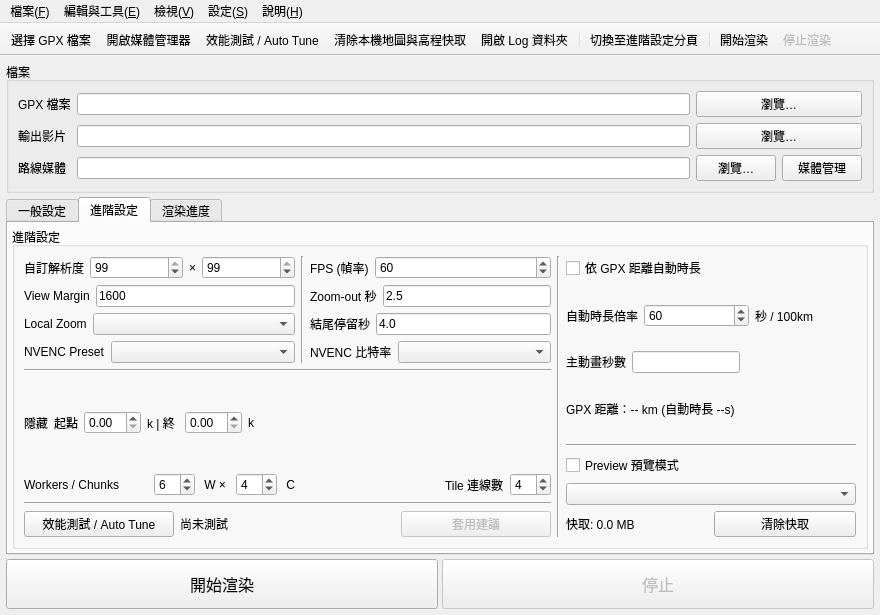
Qt form gpx_renderer/gui/main_window/main_window.ui (kw31304/gpx-ride-animation-main-gui) before a commit.
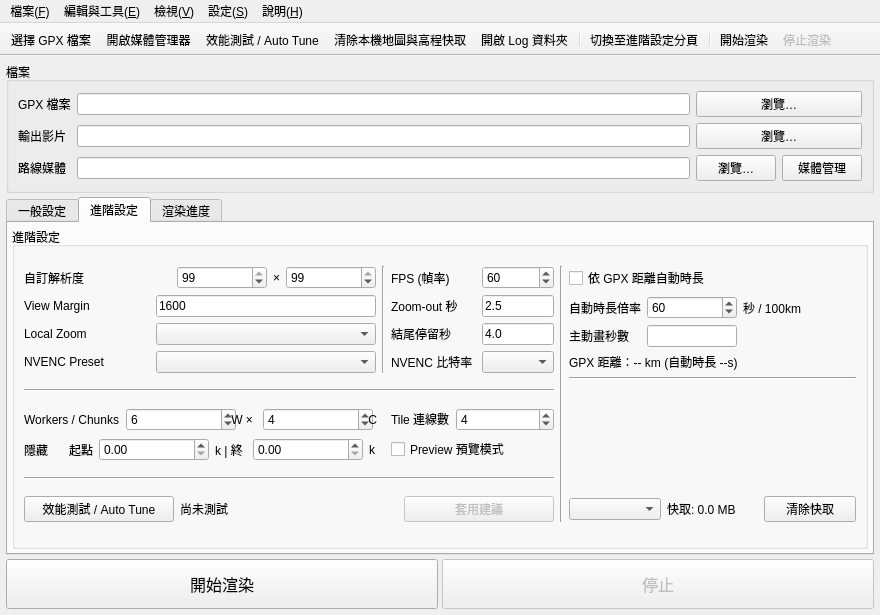
The same form after that commit. The open tabs and pages were chosen to show the change. Custom widgets are drawn as their Qt base class.

Commit message: feat(ui): 升級路線媒體管理器渲染同步控制、HUD即時預覽與卡片式設定摘要

What changed in the file:
```diff
--- a/gpx_renderer/gui/main_window/main_window.ui
+++ b/gpx_renderer/gui/main_window/main_window.ui
@@ -7,7 +7,7 @@
     <x>0</x>
     <y>0</y>
     <width>880</width>
-    <height>600</height>
+    <height>614</height>
    </rect>
   </property>
   <property name="minimumSize">
@@ -500,6 +500,12 @@
               <layout class="QHBoxLayout" name="horizontalLayout_12">
                <item>
                 <widget class="QLabel" name="lbl_custom_res">
+                 <property name="minimumSize">
+                  <size>
+                   <width>112</width>
+                   <height>0</height>
+                  </size>
+                 </property>
                  <property name="toolTip">
                   <string>用途：選擇輸出影片的解析度尺寸與畫面比例（9:16, 16:9, 1:1 等）。</string>
                  </property>
@@ -513,11 +519,23 @@
                  <item>
                   <widget class="QSpinBox" name="spin_width">
                    <property name="sizePolicy">
-                    <sizepolicy hsizetype="Expanding" vsizetype="Fixed">
+                    <sizepolicy hsizetype="Preferred" vsizetype="Fixed">
                      <horstretch>0</horstretch>
                      <verstretch>0</verstretch>
                     </sizepolicy>
                    </property>
+                   <property name="minimumSize">
+                    <size>
+                     <width>90</width>
+                     <height>0</height>
+                    </size>
+                   </property>
+                   <property name="maximumSize">
+                    <size>
+                     <width>16777215</width>
+                     <height>16777215</height>
+                    </size>
+                   </property>
                    <property name="value">
                     <number>99</number>
                    </property>
@@ -533,11 +551,23 @@
                  <item>
                   <widget class="QSpinBox" name="spin_height">
                    <property name="sizePolicy">
-                    <sizepolicy hsizetype="Expanding" vsizetype="Fixed">
+                    <sizepolicy hsizetype="Preferred" vsizetype="Fixed">
                      <horstretch>0</horstretch>
                      <verstretch>0</verstretch>
                     </sizepolicy>
                    </property>
+                   <property name="minimumSize">
+                    <size>
+                     <width>90</width>
+                     <height>0</height>
+                    </size>
+                   </property>
+                   <property name="maximumSize">
+                    <size>
+                     <width>16777215</width>
+                     <height>16777215</height>
+                    </size>
+                   </property>
                    <property name="value">
                     <number>99</number>
                    </property>
@@ -551,6 +581,12 @@
               <layout class="QHBoxLayout" name="horizontalLayout_13">
                <item>
                 <widget class="QLabel" name="lbl_view_margin">
+                 <property name="minimumSize">
+                  <size>
+                   <width>112</width>
+                   <height>0</height>
+                  </size>
+                 </property>
                  <property name="toolTip">
                   <string>用途：控制主動畫鏡頭在摩托車位置周圍一次看多大的實際地理範圍（公尺，預設 1600）。</string>
                  </property>
@@ -561,6 +597,24 @@
                </item>
                <item>
                 <widget class="QLineEdit" name="lineEdit_view_margin">
+                 <property name="sizePolicy">
+                  <sizepolicy hsizetype="Preferred" vsizetype="Fixed">
+                   <horstretch>0</horstretch>
+                   <verstretch>0</verstretch>
+                  </sizepolicy>
+                 </property>
+                 <property name="minimumSize">
+                  <size>
+                   <width>220</width>
+                   <height>0</height>
+                  </size>
+                 </property>
+                 <property name="maximumSize">
+                  <size>
+                   <width>16777215</width>
+                   <height>16777215</height>
+                  </size>
+                 </property>
                  <property name="toolTip">
                   <string>用途：控制主動畫鏡頭在摩托車位置周圍一次看多大的實際地理範圍（公尺，預設 1600）。</string>
                  </property>
@@ -575,6 +629,12 @@
               <layout class="QHBoxLayout" name="horizontalLayout_14">
                <item>
                 <widget class="QLabel" name="lbl_local_zoom">
+                 <property name="minimumSize">
+                  <size>
+                   <width>112</width>
+                   <height>0</height>
+                  </size>
+                 </property>
                  <property name="toolTip">
                   <string>用途：決定主動畫局部底圖下載的地圖縮放層級（預設 17 或 auto）。</string>
                  </property>
@@ -586,11 +646,23 @@
                <item>
                 <widget class="QComboBox" name="combo_local_zoom">
                  <property name="sizePolicy">
-                  <sizepolicy hsizetype="Expanding" vsizetype="Fixed">
+                  <sizepolicy hsizetype="Preferred" vsizetype="Fixed">
                    <horstretch>0</horstretch>
                    <verstretch>0</verstretch>
                   </sizepolicy>
                  </property>
+                 <property name="minimumSize">
+                  <size>
+                   <width>220</width>
+                   <height>0</height>
+                  </size>
+                 </property>
+                 <property name="maximumSize">
+                  <size>
+                   <width>16777215</width>
+                   <height>16777215</height>
+                  </size>
+                 </property>
                  <property name="toolTip">
                   <string>用途：決定主動畫局部底圖下載的地圖縮放層級（預設 17 或 auto）。</string>
                  </property>
@@ -602,6 +674,12 @@
               <layout class="QHBoxLayout" name="horizontalLayout_15">
                <item>
                 <widget class="QLabel" name="lbl_preset">
+                 <property name="minimumSize">
+                  <size>
+                   <width>112</width>
+                   <height>0</height>
+                  </size>
+                 </property>
                  <property name="toolTip">
                   <string>用途：控制 NVIDIA NVENC 速度與品質取捨（預設 p5）。</string>
                  </property>
@@ -613,11 +691,23 @@
                <item>
                 <widget class="QComboBox" name="combo_preset">
                  <property name="sizePolicy">
-                  <sizepolicy hsizetype="Expanding" vsizetype="Fixed">
+                  <sizepolicy hsizetype="Preferred" vsizetype="Fixed">
                    <horstretch>0</horstretch>
                    <verstretch>0</verstretch>
                   </sizepolicy>
                  </property>
+                 <property name="minimumSize">
+                  <size>
+                   <width>220</width>
+                   <height>0</height>
+                  </size>
+                 </property>
+                 <property name="maximumSize">
+                  <size>
+                   <width>16777215</width>
+                   <height>16777215</height>
+                  </size>
+                 </property>
                  <property name="toolTip">
                   <string>用途：控制 NVIDIA NVENC 速度與品質取捨（預設 p5）。</string>
                  </property>
@@ -640,6 +730,12 @@
               <layout class="QHBoxLayout" name="horizontalLayout_16">
                <item>
                 <widget class="QLabel" name="lbl_fps">
+                 <property name="minimumSize">
+                  <size>
+                   <width>85</width>
+                   <height>0</height>
+                  </size>
+                 </property>
                  <property name="toolTip">
                   <string>用途：設定輸出影片每秒包含多少幀（預設 60 FPS）。</string>
                  </property>
@@ -656,6 +752,12 @@
                    <verstretch>0</verstretch>
                   </sizepolicy>
                  </property>
+                 <property name="maximumSize">
+                  <size>
+                   <width>90</width>
+                   <height>16777215</height>
+                  </size>
+                 </property>
                  <property name="toolTip">
                   <string>用途：設定輸出影片每秒包含多少幀（預設 60 FPS）。</string>
                  </property>
@@ -670,6 +772,12 @@
               <layout class="QHBoxLayout" name="horizontalLayout_17">
                <item>
                 <widget class="QLabel" name="lbl_zoomout">
+                 <property name="minimumSize">
+                  <size>
+                   <width>85</width>
+                   <height>0</height>
+                  </size>
+                 </property>
                  <property name="toolTip">
                   <string>用途：主動畫跑完後，鏡頭從局部視角拉遠到完整路線 overview 所花的時間（秒）。</string>
                  </property>
@@ -680,6 +788,18 @@
                </item>
                <item>
                 <widget class="QLineEdit" name="lineEdit_zoomout">
+                 <property name="sizePolicy">
+                  <sizepolicy hsizetype="Expanding" vsizetype="Fixed">
+                   <horstretch>0</horstretch>
+                   <verstretch>0</verstretch>
+                  </sizepolicy>
+                 </property>
+                 <property name="maximumSize">
+                  <size>
+                   <width>90</width>
+                   <height>16777215</height>
+                  </size>
+                 </property>
                  <property name="toolTip">
                   <string>用途：主動畫跑完後，鏡頭從局部視角拉遠到完整路線 overview 所花的時間（秒）。</string>
                  </property>
@@ -694,6 +814,12 @@
               <layout class="QHBoxLayout" name="horizontalLayout_18">
                <item>
                 <widget class="QLabel" name="lbl_end_hold">
+                 <property name="minimumSize">
+                  <size>
+                   <width>85</width>
+                   <height>0</height>
+                  </size>
+                 </property>
                  <property name="toolTip">
                   <string>用途：完整路徑與 RIDE STATS 出現後，畫面維持多久再結束影片（秒）。</string>
                  </property>
@@ -703,18 +829,26 @@
                 </widget>
                </item>
                <item>
-                <layout class="QHBoxLayout" name="horizontalLayout_19">
-                 <item>
-                  <widget class="QLineEdit" name="lineEdit_end_hold">
-                   <property name="toolTip">
-                    <string>用途：完整路徑與 RIDE STATS 出現後，畫面維持多久再結束影片（秒）。</string>
-                   </property>
-                   <property name="text">
-                    <string>4.0</string>
-                   </property>
-                  </widget>
-                 </item>
-                </layout>
+                <widget class="QLineEdit" name="lineEdit_end_hold">
+                 <property name="sizePolicy">
+                  <sizepolicy hsizetype="Expanding" vsizetype="Fixed">
+                   <horstretch>0</horstretch>
+                   <verstretch>0</verstretch>
+                  </sizepolicy>
+                 </property>
+                 <property name="maximumSize">
+                  <size>
+                   <width>90</width>
+                   <height>16777215</height>
+                  </size>
+                 </property>
+                 <property name="toolTip">
+                  <string>用途：完整路徑與 RIDE STATS 出現後，畫面維持多久再結束影片（秒）。</string>
+                 </property>
+                 <property name="text">
+                  <string>4.0</string>
+                 </property>
+                </widget>
                </item>
               </layout>
              </item>
@@ -722,6 +856,12 @@
               <layout class="QHBoxLayout" name="horizontalLayout_20">
                <item>
                 <widget class="QLabel" name="lbl_bitrate">
+                 <property name="minimumSize">
+                  <size>
+                   <width>85</width>
+                   <height>0</height>
+                  </size>
+                 </property>
                  <property name="toolTip">
                   <string>用途：設定 H.264 NVENC 輸出碼率（預設 30M）。</string>
                  </property>
@@ -738,6 +878,12 @@
                    <verstretch>0</verstretch>
                   </sizepolicy>
                  </property>
+                 <property name="maximumSize">
+                  <size>
+                   <width>89</width>
+                   <height>16777215</height>
+                  </size>
+                 </property>
                  <property name="toolTip">
                   <string>用途：設定 H.264 NVENC 輸出碼率（預設 30M）。</string>
                  </property>
@@ -747,41 +893,18 @@
              </item>
             </layout>
            </item>
-           <item row="0" column="3" rowspan="6">
+           <item row="0" column="3" rowspan="5">
             <widget class="Line" name="line_3">
              <property name="orientation">
               <enum>Qt::Orientation::Vertical</enum>
              </property>
             </widget>
            </item>
-           <item row="0" column="4" rowspan="6">
+           <item row="0" column="4" rowspan="5">
             <layout class="QVBoxLayout" name="verticalLayout_4">
              <item>
               <layout class="QGridLayout" name="gridLayout_2">
-               <item row="0" column="0">
-                <widget class="QCheckBox" name="chk_auto_duration">
-                 <property name="toolTip">
-                  <string>用途：依 GPX 總距離自動計算主動畫長度，讓不同長度的騎乘路線保持相近節奏。</string>
-                 </property>
-                 <property name="text">
-                  <string>依 GPX 距離自動時長</string>
-                 </property>
-                </widget>
-               </item>
-               <item row="0" column="1" colspan="2">
-                <spacer name="horizontalSpacer">
-                 <property name="orientation">
-                  <enum>Qt::Orientation::Horizontal</enum>
-                 </property>
-                 <property name="sizeHint" stdset="0">
-                  <size>
-                   <width>73</width>
-                   <height>13</height>
-                  </size>
-                 </property>
-                </spacer>
-               </item>
-               <item row="1" column="0" colspan="3">
+               <item row="1" column="0" colspan="4">
                 <layout class="QHBoxLayout" name="horizontalLayout_21">
                  <item>
                   <widget class="QLabel" name="lbl_rate">
@@ -803,6 +926,12 @@
                        <verstretch>0</verstretch>
                       </sizepolicy>
                      </property>
+                     <property name="minimumSize">
+                      <size>
+                       <width>90</width>
+                       <height>0</height>
+                      </size>
+                     </property>
                      <property name="minimum">
                       <number>1</number>
                      </property>
@@ -821,27 +950,49 @@
                      </property>
                     </widget>
                    </item>
+                   <item>
+                    <spacer name="horizontalSpacer_2">
+                     <property name="orientation">
+                      <enum>Qt::Orientation::Horizontal</enum>
+                     </property>
+                     <property name="sizeHint" stdset="0">
+                      <size>
+                       <width>40</width>
+                       <height>20</height>
+                      </size>
+                     </property>
+                    </spacer>
+                   </item>
                   </layout>
                  </item>
                 </layout>
                </item>
-               <item row="1" column="3">
-                <spacer name="horizontalSpacer_2">
-                 <property name="orientation">
-                  <enum>Qt::Orientation::Horizontal</enum>
+               <item row="0" column="0" colspan="4">
+                <widget class="QCheckBox" name="chk_auto_duration">
+                 <property name="toolTip">
+                  <string>用途：依 GPX 總距離自動計算主動畫長度，讓不同長度的騎乘路線保持相近節奏。</string>
                  </property>
-                 <property name="sizeHint" stdset="0">
-                  <size>
-                   <width>37</width>
-                   <height>13</height>
-                  </size>
+                 <property name="text">
+                  <string>依 GPX 距離自動時長</string>
                  </property>
-                </spacer>
+                </widget>
                </item>
                <item row="2" column="0" colspan="2">
                 <layout class="QHBoxLayout" name="horizontalLayout">
                  <item>
                   <widget class="QLabel" name="lbl_duration">
+                   <property name="sizePolicy">
+                    <sizepolicy hsizetype="Preferred" vsizetype="Fixed">
+                     <horstretch>0</horstretch>
+                     <verstretch>0</verstretch>
+                    </sizepolicy>
+                   </property>
+                   <property name="minimumSize">
+                    <size>
+                     <width>72</width>
+                     <height>0</height>
+                    </size>
+                   </property>
                    <property name="toolTip">
                     <string>用途：控制摩托車沿 GPX 路徑播放的主動畫長度（秒）。</string>
                    </property>
@@ -852,6 +1003,12 @@
                  </item>
                  <item>
                   <widget class="QLineEdit" name="lineEdit_duration">
+                   <property name="minimumSize">
+                    <size>
+                     <width>90</width>
+                     <height>0</height>
+                    </size>
+                   </property>
                    <property name="toolTip">
                     <string>用途：控制摩托車沿 GPX 路徑播放的主動畫長度（秒）。</string>
                    </property>
@@ -859,6 +1016,16 @@
                  </item>
                 </layout>
                </item>
+               <item row="3" column="0" colspan="4">
+                <widget class="QLabel" name="label_distance_info">
+                 <property name="toolTip">
+                  <string>用途：依 GPX 總距離自動計算主動畫長度，讓不同長度的騎乘路線保持相近節奏。</string>
+                 </property>
+                 <property name="text">
+                  <string>GPX 距離：-- km (自動時長 --s)</string>
+                 </property>
+                </widget>
+               </item>
                <item row="2" column="2" colspan="2">
                 <spacer name="horizontalSpacer_3">
                  <property name="orientation">
@@ -872,29 +1039,6 @@
                  </property>
                 </spacer>
                </item>
-               <item row="3" column="0" colspan="2">
-                <widget class="QLabel" name="label_distance_info">
-                 <property name="toolTip">
-                  <string>用途：依 GPX 總距離自動計算主動畫長度，讓不同長度的騎乘路線保持相近節奏。</string>
-                 </property>
-                 <property name="text">
-                  <string>GPX 距離：-- km (自動時長 --s)</string>
-                 </property>
-                </widget>
-               </item>
-               <item row="3" column="2">
-                <spacer name="horizontalSpacer_4">
-                 <property name="orientation">
-                  <enum>Qt::Orientation::Horizontal</enum>
-                 </property>
-                 <property name="sizeHint" stdset="0">
-                  <size>
-                   <width>40</width>
-                   <height>20</height>
-                  </size>
-                 </property>
-                </spacer>
-               </item>
               </layout>
              </item>
              <item>
@@ -905,24 +1049,27 @@
               </widget>
              </item>
              <item>
-              <widget class="QCheckBox" name="chk_preview">
-               <property name="toolTip">
-                <string>用途：只渲染一小段主動畫，快速檢查 HUD、路徑、地圖與畫質設定。</string>
+              <spacer name="verticalSpacer">
+               <property name="orientation">
+                <enum>Qt::Orientation::Vertical</enum>
                </property>
-               <property name="text">
-                <string>Preview 預覽模式</string>
+               <property name="sizeHint" stdset="0">
+                <size>
+                 <width>20</width>
+                 <height>40</height>
+                </size>
                </property>
-              </widget>
-             </item>
-             <item>
-              <widget class="QComboBox" name="combo_cache_mode">
-               <property name="toolTip">
-                <string>用途：切換底圖磁碟快取模式。自動暫存模式於關閉程式時清除；永久保留模式則保留以加速日後渲染。</string>
-               </property>
-              </widget>
+              </spacer>
              </item>
              <item>
               <layout class="QHBoxLayout" name="horizontalLayout_cache_actions">
+               <item>
+                <widget class="QComboBox" name="combo_cache_mode">
+                 <property name="toolTip">
+                  <string>用途：切換底圖磁碟快取模式。自動暫存模式於關閉程式時清除；永久保留模式則保留以加速日後渲染。</string>
+                 </property>
+                </widget>
+               </item>
                <item>
                 <widget class="QLabel" name="lbl_cache_size">
                  <property name="text">
@@ -949,115 +1096,174 @@
             </widget>
            </item>
            <item row="2" column="0">
-            <layout class="QHBoxLayout" name="horizontalLayout_22">
+            <layout class="QVBoxLayout" name="verticalLayout_20">
              <item>
-              <widget class="QLabel" name="lbl_hide_privacy">
-               <property name="toolTip">
-                <string>用途：控制主動畫前段隱藏的 GPX 軌跡距離 (0~50 km)，保護起點隱私。</string>
-               </property>
-               <property name="text">
-                <string>隱藏</string>
-               </property>
-              </widget>
+              <layout class="QHBoxLayout" name="horizontalLayout_23">
+               <item>
+                <widget class="QLabel" name="lbl_workers_chunks">
+                 <property name="toolTip">
+                  <string>用途：同時使用多少個獨立渲染程序處理不同 chunks。</string>
+                 </property>
+                 <property name="text">
+                  <string>Workers / Chunks</string>
+                 </property>
+                </widget>
+               </item>
+               <item>
+                <layout class="QHBoxLayout" name="horizontalLayout_wc">
+                 <item>
+                  <widget class="QSpinBox" name="spin_workers">
+                   <property name="sizePolicy">
+                    <sizepolicy hsizetype="Preferred" vsizetype="Fixed">
+                     <horstretch>0</horstretch>
+                     <verstretch>0</verstretch>
+                    </sizepolicy>
+                   </property>
+                   <property name="minimumSize">
+                    <size>
+                     <width>110</width>
+                     <height>0</height>
+                    </size>
+                   </property>
+                   <property name="value">
+                    <number>6</number>
+                   </property>
+                  </widget>
+                 </item>
+                 <item>
+                  <widget class="QLabel" name="lbl_wc_x">
+                   <property name="text">
+                    <string> W × </string>
+                   </property>
+                  </widget>
+                 </item>
+                 <item>
+                  <widget class="QSpinBox" name="spin_chunks">
+                   <property name="sizePolicy">
+                    <sizepolicy hsizetype="Preferred" vsizetype="Fixed">
+                     <horstretch>0</horstretch>
+                     <verstretch>0</verstretch>
+                    </sizepolicy>
+                   </property>
+                   <property name="minimumSize">
+                    <size>
+                     <width>110</width>
+                     <height>0</height>
+                    </size>
+                   </property>
+                   <property name="value">
+                    <number>4</number>
+                   </property>
+                  </widget>
+                 </item>
+                 <item>
+                  <widget class="QLabel" name="lbl_wc_unit">
+                   <property name="text">
+                    <string> C</string>
+                   </property>
+                  </widget>
+                 </item>
+                </layout>
+               </item>
+              </layout>
              </item>
              <item>
-              <layout class="QHBoxLayout" name="horizontalLayout_hide">
+              <layout class="QHBoxLayout" name="horizontalLayout_22">
                <item>
-                <widget class="QLabel" name="lbl_hide_start">
-                 <property name="text">
-                  <string>起點</string>
+                <widget class="QLabel" name="lbl_hide_privacy">
+                 <property name="toolTip">
+                  <string>用途：控制主動畫前段隱藏的 GPX 軌跡距離 (0~50 km)，保護起點隱私。</string>
                  </property>
-                </widget>
-               </item>
-               <item>
-                <widget class="QDoubleSpinBox" name="spin_hide_start">
-                 <property name="sizePolicy">
-                  <sizepolicy hsizetype="Maximum" vsizetype="Fixed">
-                   <horstretch>0</horstretch>
-                   <verstretch>0</verstretch>
-                  </sizepolicy>
-                 </property>
-                </widget>
-               </item>
-               <item>
-                <widget class="QLabel" name="lbl_hide_end">
                  <property name="text">
-                  <string>k | 終 </string>
+                  <string>隱藏</string>
                  </property>
                 </widget>
                </item>
                <item>
-                <widget class="QDoubleSpinBox" name="spin_hide_end">
-                 <property name="sizePolicy">
-                  <sizepolicy hsizetype="Maximum" vsizetype="Fixed">
-                   <horstretch>0</horstretch>
-                   <verstretch>0</verstretch>
-                  </sizepolicy>
-                 </property>
-                </widget>
-               </item>
-               <item>
-                <widget class="QLabel" name="lbl_hide_unit">
-                 <property name="text">
-                  <string>k</string>
-                 </property>
-                </widget>
-               </item>
-               <item>
-                <spacer name="horizontalSpacer_5">
-                 <property name="orientation">
-                  <enum>Qt::Orientation::Horizontal</enum>
-                 </property>
-                 <property name="sizeHint" stdset="0">
-                  <size>
-                   <width>40</width>
-                   <height>20</height>
-                  </size>
-                 </property>
-                </spacer>
+                <layout class="QHBoxLayout" name="horizontalLayout_hide">
+                 <item>
+                  <widget class="QLabel" name="lbl_hide_start">
+                   <property name="text">
+                    <string>起點</string>
+                   </property>
+                  </widget>
+                 </item>
+                 <item>
+                  <widget class="QDoubleSpinBox" name="spin_hide_start">
+                   <property name="sizePolicy">
+                    <sizepolicy hsizetype="Preferred" vsizetype="Fixed">
+                     <horstretch>0</horstretch>
+                     <verstretch>0</verstretch>
+                    </sizepolicy>
+                   </property>
+                   <property name="minimumSize">
+                    <size>
+                     <width>110</width>
+                     <height>0</height>
+                    </size>
+                   </property>
+                  </widget>
+                 </item>
+                 <item>
+                  <widget class="QLabel" name="lbl_hide_end">
+                   <property name="text">
+                    <string>k | 終 </string>
+                   </property>
+                  </widget>
+                 </item>
+                 <item>
+                  <widget class="QDoubleSpinBox" name="spin_hide_end">
+                   <property name="sizePolicy">
+                    <sizepolicy hsizetype="Preferred" vsizetype="Fixed">
+                     <horstretch>0</horstretch>
+                     <verstretch>0</verstretch>
+                    </sizepolicy>
+                   </property>
+                   <property name="minimumSize">
+                    <size>
+                     <width>110</width>
+                     <height>0</height>
+                    </size>
+                   </property>
+                  </widget>
+                 </item>
+                 <item>
+                  <widget class="QLabel" name="lbl_hide_unit">
+                   <property name="text">
+                    <string>k</string>
+                   </property>
+                  </widget>
+                 </item>
+                </layout>
                </item>
               </layout>
              </item>
             </layout>
            </item>
-           <item row="3" column="0">
-            <layout class="QHBoxLayout" name="horizontalLayout_23">
+           <item row="2" column="2">
+            <layout class="QVBoxLayout" name="verticalLayout_19">
              <item>
-              <widget class="QLabel" name="lbl_workers_chunks">
-               <property name="toolTip">
-                <string>用途：同時使用多少個獨立渲染程序處理不同 chunks。</string>
-               </property>
-               <property name="text">
-                <string>Workers / Chunks</string>
-               </property>
-              </widget>
-             </item>
-             <item>
-              <layout class="QHBoxLayout" name="horizontalLayout_wc">
+              <layout class="QHBoxLayout" name="horizontalLayout_24">
                <item>
-                <widget class="QSpinBox" name="spin_workers">
+                <widget class="QLabel" name="lbl_tile_connections">
                  <property name="sizePolicy">
-                  <sizepolicy hsizetype="Maximum" vsizetype="Fixed">
+                  <sizepolicy hsizetype="Preferred" vsizetype="Fixed">
                    <horstretch>0</horstretch>
                    <verstretch>0</verstretch>
                   </sizepolicy>
                  </property>
-                 <property name="value">
-                  <number>6</number>
+                 <property name="toolTip">
+                  <string>用途：contextily 下載地圖 tile 時可同時使用的連線數（預設 4）。</string>
                  </property>
-                </widget>
-               </item>
-               <item>
-                <widget class="QLabel" name="lbl_wc_x">
                  <property name="text">
-                  <string> W × </string>
+                  <string>Tile 連線數</string>
                  </property>
                 </widget>
                </item>
                <item>
-                <widget class="QSpinBox" name="spin_chunks">
+                <widget class="QSpinBox" name="spin_tile_connections">
                  <property name="sizePolicy">
-                  <sizepolicy hsizetype="Maximum" vsizetype="Fixed">
+                  <sizepolicy hsizetype="Expanding" vsizetype="Fixed">
                    <horstretch>0</horstretch>
                    <verstretch>0</verstretch>
                   </sizepolicy>
@@ -1067,46 +1273,12 @@
                  </property>
                 </widget>
                </item>
-               <item>
-                <widget class="QLabel" name="lbl_wc_unit">
-                 <property name="text">
-                  <string> C</string>
-                 </property>
-                </widget>
-               </item>
               </layout>
              </item>
-            </layout>
-           </item>
-           <item row="3" column="2">
-            <layout class="QHBoxLayout" name="horizontalLayout_24">
              <item>
-              <spacer name="horizontalSpacer_6">
-               <property name="orientation">
-                <enum>Qt::Orientation::Horizontal</enum>
-               </property>
-               <property name="sizeHint" stdset="0">
-                <size>
-                 <width>40</width>
-                 <height>20</height>
-                </size>
-               </property>
-              </spacer>
-             </item>
-             <item>
-              <widget class="QLabel" name="lbl_tile_connections">
-               <property name="toolTip">
-                <string>用途：contextily 下載地圖 tile 時可同時使用的連線數（預設 4）。</string>
-               </property>
-               <property name="text">
-                <string>Tile 連線數</string>
-               </property>
-              </widget>
-             </item>
-             <item>
-              <widget class="QSpinBox" name="spin_tile_connections">
+              <widget class="QCheckBox" name="chk_preview">
                <property name="sizePolicy">
-                <sizepolicy hsizetype="Maximum" vsizetype="Fixed">
+                <sizepolicy hsizetype="Preferred" vsizetype="Fixed">
                  <horstretch>0</horstretch>
                  <verstretch>0</verstretch>
                 </sizepolicy>
@@ -1114,21 +1286,21 @@
                <property name="toolTip">
                 <string>用途：contextily 下載地圖 tile 時可同時使用的連線數（預設 4）。</string>
                </property>
-               <property name="value">
-                <number>4</number>
+               <property name="text">
+                <string>Preview 預覽模式</string>
                </property>
               </widget>
              </item>
             </layout>
            </item>
-           <item row="4" column="0" colspan="3">
+           <item row="3" column="0" colspan="3">
             <widget class="Line" name="line_5">
              <property name="orientation">
               <enum>Qt::Orientation::Horizontal</enum>
              </property>
             </widget>
            </item>
-           <item row="5" column="0" colspan="3">
+           <item row="4" column="0" colspan="3">
             <layout class="QHBoxLayout" name="horizontalLayout_autotune">
              <item>
               <widget class="QPushButton" name="btn_autotune">
```
Left out of the diff: 407 changed lines with no effect on the pictures. The commit also changes 14 other files.
